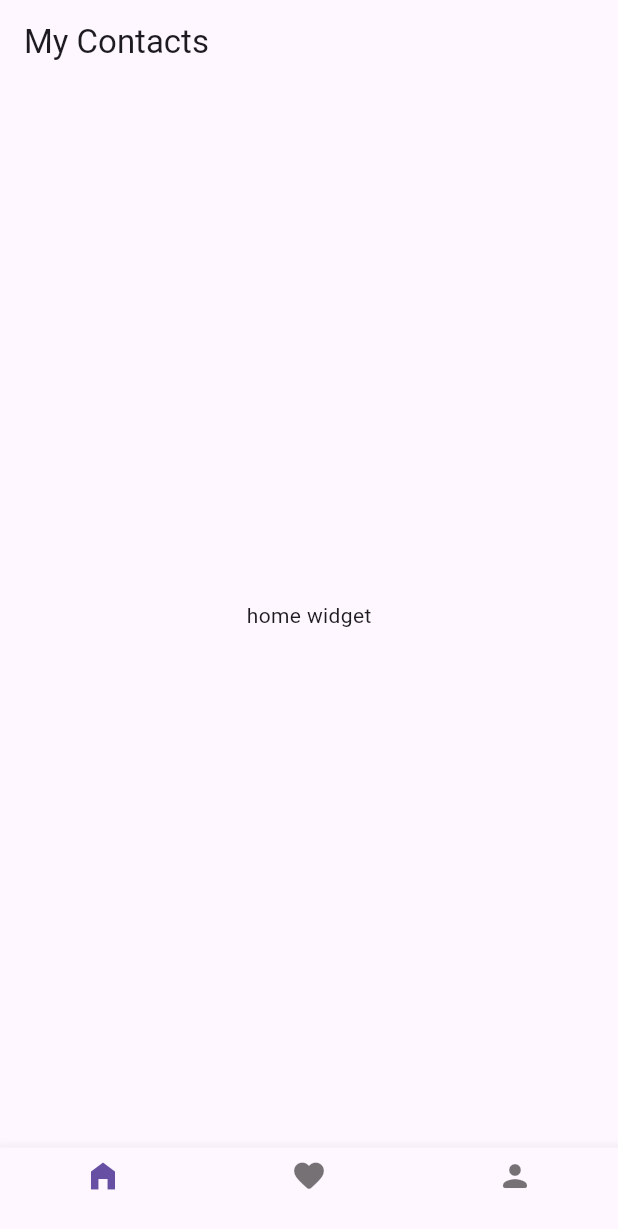
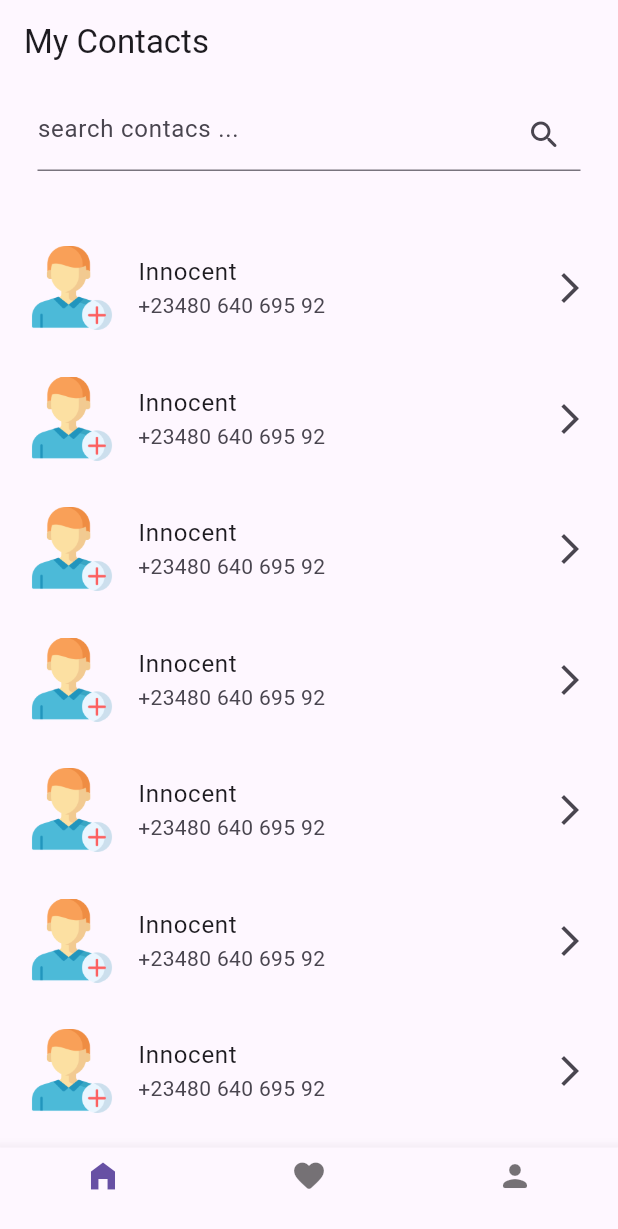
Before and after one commit to omofurhobo1/contact_list, a Flutter app: the screen it shows after launch, on a phone screen of 412 x 824 dp. Shown: the top 1229 px of the screen. Run offline on Flutter 3.47's test engine with Material 2 defaults, Android fonts, the phone set to English and light mode, and no system bars.

Commit message:
second commit

```diff
--- a/lib/widgets/home_widget.dart
+++ b/lib/widgets/home_widget.dart
@@ -1,3 +1,5 @@
+import 'package:contactlist/screens/contact_screen.dart';
+import 'package:flutter/cupertino.dart';
 import 'package:flutter/material.dart';
 
 class HomeWidget extends StatefulWidget {
@@ -10,6 +12,45 @@ class HomeWidget extends StatefulWidget {
 class _HomeWidgetState extends State<HomeWidget> {
   @override
   Widget build(BuildContext context) {
-    return const SafeArea(child: Center(child: Text("home widget")));
+    return Column(
+      children: [
+        const SizedBox(
+          height: 10,
+        ),
+        const SizedBox(
+          height: 80,
+          width: double.infinity,
+          // color: const Color.fromARGB(220, 96, 215, 85),
+          child: Padding(
+            padding: EdgeInsets.only(right: 25, left: 25),
+            child: TextField(
+              decoration: InputDecoration(
+                hintText: "search contacs ...",
+                suffixIcon: Icon(Icons.search_rounded),
+              ),
+            ),
+          ),
+        ),
+        Expanded(
+          child: ListView.builder(
+              itemCount: 80,
+              itemBuilder: (context, index) {
+                return ListTile(
+                  onTap: () {
+                    Navigator.push(
+                        context,
+                        CupertinoPageRoute(
+                            builder: ((context) => const ContactScreen())));
+                  },
+                  contentPadding: const EdgeInsets.fromLTRB(20, 10, 20, 5),
+                  leading: Image.asset("asset/images/add-user.png"),
+                  title: const Text("Innocent"),
+                  subtitle: const Text("+23480 640 695 92"),
+                  trailing: const Icon(Icons.arrow_forward_ios),
+                );
+              }),
+        )
+      ],
+    );
   }
 }
--- a/pubspec.yaml
+++ b/pubspec.yaml
@@ -64,8 +64,8 @@ flutter:
   uses-material-design: true
 
   # To add assets to your application, add an assets section, like this:
-  # assets:
-  #   - images/a_dot_burr.jpeg
+  assets:
+     - asset/images/
   #   - images/a_dot_ham.jpeg
 
   # An image asset can refer to one or more resolution-specific "variants", see
```
Also changed, not shown: lib/providers/contact_provider.dart (added, +46 -0 lines), lib/screens/contact_screen.dart (added, +17 -0 lines), asset/images/add-contact.png (added), asset/images/add-user.png (added), lib/models/contact_model.dart (added).
